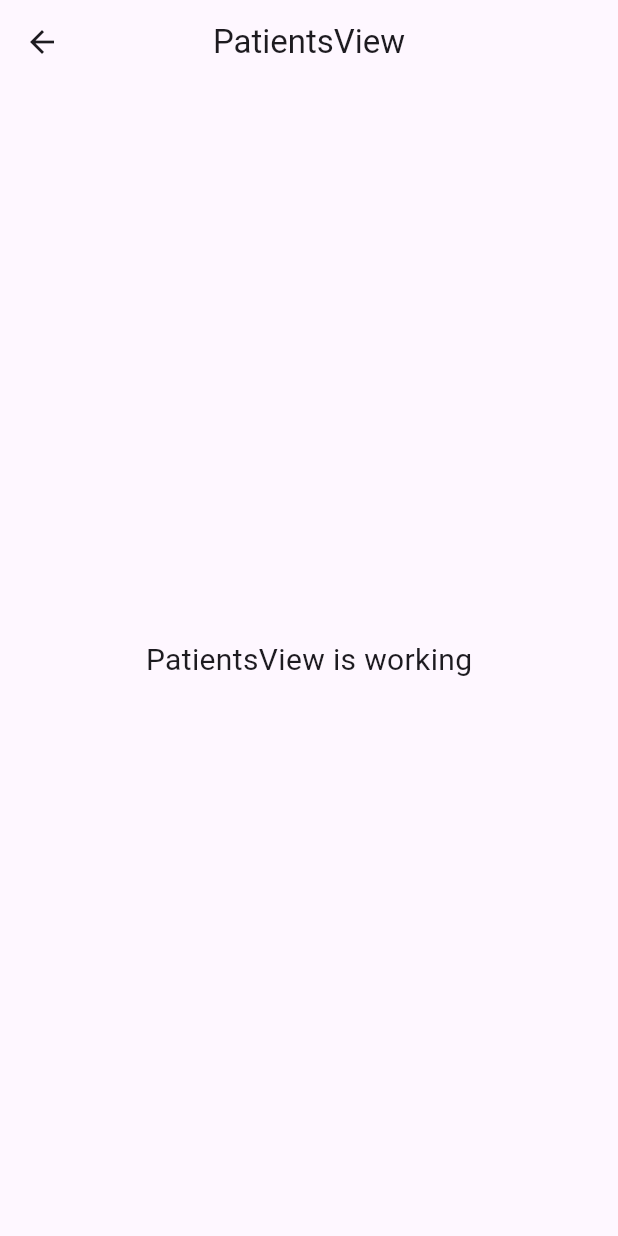
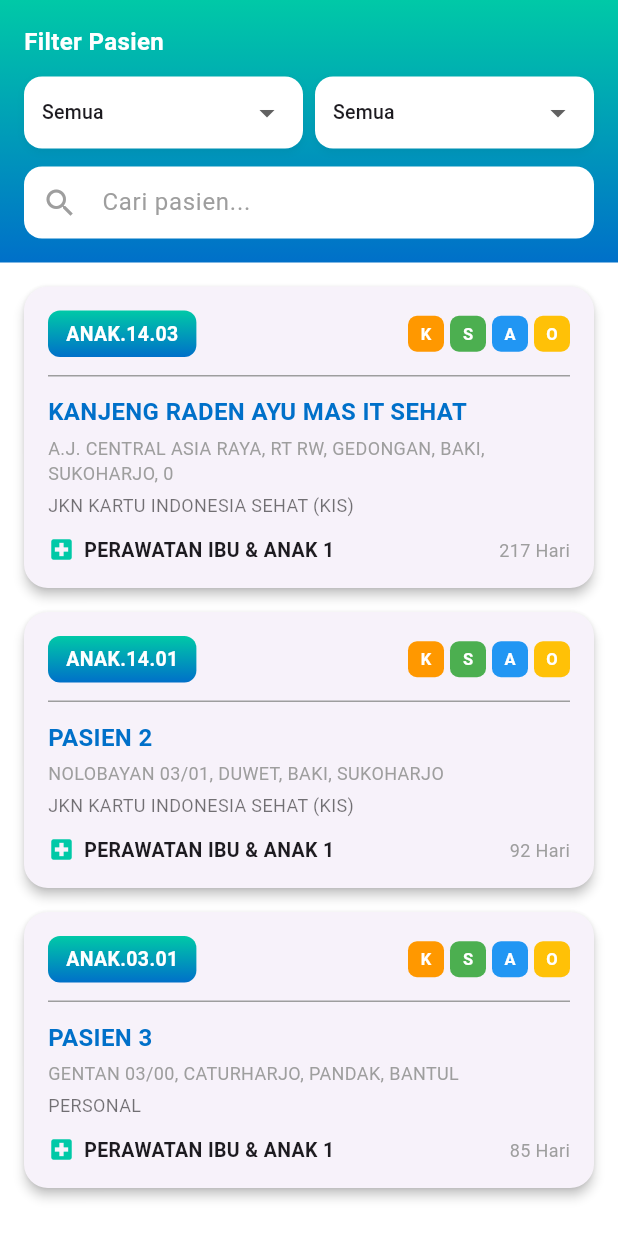
Before and after one commit to er4files/oen_medai, a Flutter app: the PatientsView screen opened by its route, on a phone screen of 412 x 824 dp. Run offline on Flutter 3.47's test engine with Material 3 defaults, Android fonts, the phone set to English and light mode, and no system bars; our stand-ins replace get.

Commit message:
first commit

```diff
--- a/lib/app/modules/patients/controllers/patients_controller.dart
+++ b/lib/app/modules/patients/controllers/patients_controller.dart
@@ -1,23 +1,156 @@
 import 'package:get/get.dart';
 
+// Model untuk Patient
+class Patient {
+  final String id;
+  final String bedNumber;
+  final String name;
+  final String birthDate;
+  final String admissionDate;
+  final String identityNumber;
+  final String insuranceType;
+  final String address;
+  final String registrationNumber;
+  final DateTime visitDate;
+  final int daysStayed;
+  final String doctor;
+  final String room;
+  final String roomStatus;
+  final String roomClass;
+  final List<String> tags; // untuk icon-icon seperti K, S, dll
+
+  Patient({
+    required this.id,
+    required this.bedNumber,
+    required this.name,
+    required this.birthDate,
+    required this.admissionDate,
+    required this.identityNumber,
+    required this.insuranceType,
+    required this.address,
+    required this.registrationNumber,
+    required this.visitDate,
+    required this.daysStayed,
+    required this.doctor,
+    required this.room,
+    required this.roomStatus,
+    required this.roomClass,
+    required this.tags,
+  });
+
+  factory Patient.fromJson(Map<String, dynamic> json) {
+    return Patient(
+      id: json['id'] ?? '',
+      bedNumber: json['bedNumber'] ?? '',
+      name: json['name'] ?? '',
+      birthDate: json['birthDate'] ?? '',
+      admissionDate: json['admissionDate'] ?? '',
+      identityNumber: json['identityNumber'] ?? '',
+      insuranceType: json['insuranceType'] ?? '',
+      address: json['address'] ?? '',
+      registrationNumber: json['registrationNumber'] ?? '',
+      visitDate: DateTime.tryParse(json['visitDate'] ?? '') ?? DateTime.now(),
+      daysStayed: json['daysStayed'] ?? 0,
+      doctor: json['doctor'] ?? '',
+      room: json['room'] ?? '',
+      roomStatus: json['roomStatus'] ?? '',
+      roomClass: json['roomClass'] ?? '',
+      tags: List<String>.from(json['tags'] ?? []),
+    );
+  }
+}
+
 class PatientsController extends GetxController {
-  //TODO: Implement PatientsController
+  final patients = <Patient>[].obs;
+  final isLoading = false.obs;
 
-  final count = 0.obs;
+  // Filter variables
+  final selectedRoom = 'Semua'.obs;
+  final selectedStatus = 'Semua'.obs;
+  final selectedDoctor = 'Semua'.obs;
+  final searchQuery = ''.obs;
+
   @override
   void onInit() {
     super.onInit();
+    loadDummyData();
   }
 
-  @override
-  void onReady() {
-    super.onReady();
+  void loadDummyData() {
+    patients.value = [
+      Patient(
+        id: '1',
+        bedNumber: 'ANAK.14.03',
+        name: 'KANJENG RADEN AYU MAS IT SEHAT',
+        birthDate: '01-00-00-01',
+        admissionDate: '24-JUN-1981, LAKI-LAKI, PENGGUNA BPJS KEPERCAYAAN',
+        identityNumber: '',
+        insuranceType: 'JKN KARTU INDONESIA SEHAT (KIS)',
+        address: 'A.J. CENTRAL ASIA RAYA, RT RW, GEDONGAN, BAKI, SUKOHARJO, 0',
+        registrationNumber: 'IPR/20250321/00001',
+        visitDate: DateTime(2025, 3, 21, 11, 17),
+        daysStayed: 217,
+        doctor: 'DR. SPESIALIS ANAK 1',
+        room: 'PERAWATAN IBU & ANAK 1',
+        roomStatus: 'SUITE',
+        roomClass: 'SUITE',
+        tags: ['K', 'S', 'A', 'O'],
+      ),
+      Patient(
+        id: '2',
+        bedNumber: 'ANAK.14.01',
+        name: 'PASIEN 2',
+        birthDate: '01-00-00-02',
+        admissionDate: '05-APR-2023, LAKI-LAKI, ISLAM',
+        identityNumber: '085269697009',
+        insuranceType: 'JKN KARTU INDONESIA SEHAT (KIS)',
+        address: 'NOLOBAYAN 03/01, DUWET, BAKI, SUKOHARJO',
+        registrationNumber: 'IPR/20250321/00003',
+        visitDate: DateTime(2025, 7, 24, 10, 00),
+        daysStayed: 92,
+        doctor: 'DR. SPESIALIS PENYAKIT DALAM 1',
+        room: 'PERAWATAN IBU & ANAK 1',
+        roomStatus: 'VIP',
+        roomClass: 'VIP',
+        tags: ['K', 'S', 'A', 'O'],
+      ),
+      Patient(
+        id: '3',
+        bedNumber: 'ANAK.03.01',
+        name: 'PASIEN 3',
+        birthDate: '01-00-00-03',
+        admissionDate: '16-JUN-2012, PEREMPUAN, ISLAM',
+        identityNumber: '081328771807',
+        insuranceType: 'PERSONAL',
+        address: 'GENTAN 03/00, CATURHARJO, PANDAK, BANTUL',
+        registrationNumber: 'IPR/20250321/00004',
+        visitDate: DateTime(2025, 7, 31, 13, 00),
+        daysStayed: 85,
+        doctor: 'DR. SPESIALIS PENYAKIT DALAM 2',
+        room: 'PERAWATAN IBU & ANAK 1',
+        roomStatus: 'I',
+        roomClass: 'I',
+        tags: ['K', 'S', 'A', 'O'],
+      ),
+    ];
   }
 
-  @override
-  void onClose() {
-    super.onClose();
+  void setRoomFilter(String room) => selectedRoom.value = room;
+  void setStatusFilter(String status) => selectedStatus.value = status;
+  void setDoctorFilter(String doctor) => selectedDoctor.value = doctor;
+  void searchPatients(String query) => searchQuery.value = query;
+
+  Future<void> fetchPatientsFromAPI() async {
+    try {
+      isLoading.value = true;
+      await Future.delayed(const Duration(seconds: 1));
+      loadDummyData();
+    } catch (e) {
+      Get.snackbar('Error', 'Failed to load patients: $e');
+    } finally {
+      isLoading.value = false;
+    }
   }
 
-  void increment() => count.value++;
+  Future<void> refreshPatients() async => fetchPatientsFromAPI();
 }
--- a/lib/app/modules/patients/views/patients_view.dart
+++ b/lib/app/modules/patients/views/patients_view.dart
@@ -1,22 +1,152 @@
 import 'package:flutter/material.dart';
+import 'package:get/get.dart';
+import '../controllers/patients_controller.dart';
+import '../../../widgets/patient_card.dart';
 
-import 'package:get/get.dart';
+class PatientsView extends StatelessWidget {
+  const PatientsView({super.key});
 
-import '../controllers/patients_controller.dart';
-
-class PatientsView extends GetView<PatientsController> {
-  const PatientsView({super.key});
   @override
   Widget build(BuildContext context) {
+    final controller = Get.put(PatientsController());
+
     return Scaffold(
-      appBar: AppBar(
-        title: const Text('PatientsView'),
-        centerTitle: true,
+      backgroundColor: Colors.white,
+      body: SafeArea(
+        child: Column(
+          children: [
+            // 🔹 Filter Section
+            Container(
+              decoration: const BoxDecoration(
+                gradient: LinearGradient(
+                  colors: [Color(0xFF00C9A7), Color(0xFF0070C9)],
+                  begin: Alignment.topCenter,
+                  end: Alignment.bottomCenter,
+                ),
+              ),
+              padding: const EdgeInsets.all(16),
+              child: Column(
+                crossAxisAlignment: CrossAxisAlignment.start,
+                children: [
+                  const Text(
+                    'Filter Pasien',
+                    style: TextStyle(
+                      color: Colors.white,
+                      fontSize: 16,
+                      fontWeight: FontWeight.bold,
+                    ),
+                  ),
+                  const SizedBox(height: 12),
+                  Row(
+                    children: [
+                      Expanded(
+                        child: _buildFilterDropdown(
+                          label: 'Ruang Perawatan',
+                          value: controller.selectedRoom,
+                          items: ['Semua', 'PERAWATAN IBU & ANAK 1'],
+                        ),
+                      ),
+                      const SizedBox(width: 8),
+                      Expanded(
+                        child: _buildFilterDropdown(
+                          label: 'Status Perawatan',
+                          value: controller.selectedStatus,
+                          items: ['Semua', 'Masih dirawat', 'Pulang'],
+                        ),
+                      ),
+                    ],
+                  ),
+                  const SizedBox(height: 12),
+                  TextField(
+                    onChanged: controller.searchPatients,
+                    style: const TextStyle(color: Colors.black),
+                    decoration: InputDecoration(
+                      hintText: 'Cari pasien...',
+                      hintStyle: const TextStyle(color: Colors.grey),
+                      filled: true,
+                      fillColor: Colors.white,
+                      prefixIcon: const Icon(Icons.search, color: Colors.grey),
+                      contentPadding: const EdgeInsets.symmetric(
+                        horizontal: 16,
+                        vertical: 12,
+                      ),
+                      border: OutlineInputBorder(
+                        borderRadius: BorderRadius.circular(12),
+                        borderSide: BorderSide.none,
+                      ),
+                    ),
+                  ),
+                ],
+              ),
+            ),
+
+            // 🔹 List Pasien
+            Expanded(
+              child: Obx(() {
+                if (controller.isLoading.value) {
+                  return const Center(child: CircularProgressIndicator());
+                }
+
+                if (controller.patients.isEmpty) {
+                  return const Center(
+                    child: Text(
+                      'Tidak ada data pasien',
+                      style: TextStyle(color: Colors.grey),
+                    ),
+                  );
+                }
+
+                return RefreshIndicator(
+                  onRefresh: controller.refreshPatients,
+                  child: ListView.builder(
+                    padding: const EdgeInsets.all(16),
+                    itemCount: controller.patients.length,
+                    itemBuilder: (context, index) {
+                      final patient = controller.patients[index];
+                      return PatientCard(patient: patient);
+                    },
+                  ),
+                );
+              }),
+            ),
+          ],
+        ),
       ),
-      body: const Center(
-        child: Text(
-          'PatientsView is working',
-          style: TextStyle(fontSize: 20),
+    );
+  }
+
+  Widget _buildFilterDropdown({
+    required String label,
+    required RxString value,
+    required List<String> items,
+  }) {
+    return Obx(
+      () => Container(
+        decoration: BoxDecoration(
+          color: Colors.white,
+          borderRadius: BorderRadius.circular(12),
+          boxShadow: [
+            BoxShadow(
+              color: Colors.black.withOpacity(0.05),
+              blurRadius: 4,
+              offset: const Offset(0, 2),
+            ),
+          ],
+        ),
+        padding: const EdgeInsets.symmetric(horizontal: 12),
+        child: DropdownButton<String>(
+          value: value.value,
+          isExpanded: true,
+          underline: const SizedBox(),
+          items: items.map((String item) {
+            return DropdownMenuItem<String>(
+              value: item,
+              child: Text(item, style: const TextStyle(fontSize: 13)),
+            );
+          }).toList(),
+          onChanged: (String? newValue) {
+            if (newValue != null) value.value = newValue;
+          },
         ),
       ),
     );
--- /dev/null
+++ b/lib/app/widgets/patient_card.dart
@@ -0,0 +1,153 @@
+import 'package:flutter/material.dart';
+import 'package:get/get.dart';
+import '../modules/patients/controllers/patients_controller.dart';
+
+class PatientCard extends StatelessWidget {
+  final Patient patient;
+  const PatientCard({super.key, required this.patient});
+
+  @override
+  Widget build(BuildContext context) {
+    Color tagColor = Colors.blue;
+    if (patient.tags.contains("K")) tagColor = Colors.orange;
+    if (patient.tags.contains("S")) tagColor = Colors.green;
+
+    return Card(
+      elevation: 3,
+      margin: const EdgeInsets.only(bottom: 16),
+      shape: RoundedRectangleBorder(borderRadius: BorderRadius.circular(16)),
+      child: InkWell(
+        borderRadius: BorderRadius.circular(16),
+        onTap: () => Get.snackbar('Info', 'Detail pasien ${patient.name}'),
+        child: Padding(
+          padding: const EdgeInsets.all(16),
+          child: Column(
+            crossAxisAlignment: CrossAxisAlignment.start,
+            children: [
+              // 🔹 Header
+              Row(
+                mainAxisAlignment: MainAxisAlignment.spaceBetween,
+                children: [
+                  Container(
+                    padding: const EdgeInsets.symmetric(
+                      horizontal: 12,
+                      vertical: 6,
+                    ),
+                    decoration: BoxDecoration(
+                      gradient: const LinearGradient(
+                        colors: [Color(0xFF00C9A7), Color(0xFF0070C9)],
+                        begin: Alignment.topCenter,
+                        end: Alignment.bottomCenter,
+                      ),
+                      borderRadius: BorderRadius.circular(8),
+                    ),
+                    child: Text(
+                      patient.bedNumber,
+                      style: const TextStyle(
+                        color: Colors.white,
+                        fontWeight: FontWeight.bold,
+                        fontSize: 13,
+                      ),
+                    ),
+                  ),
+                  Wrap(
+                    spacing: 4,
+                    children: patient.tags
+                        .map((tag) => _buildTag(tag))
+                        .toList(),
+                  ),
+                ],
+              ),
+              const SizedBox(height: 12),
+              const Divider(height: 1, color: Colors.grey),
+
+              const SizedBox(height: 12),
+              // 🔹 Nama & Info Pasien
+              Text(
+                patient.name,
+                style: const TextStyle(
+                  fontSize: 16,
+                  fontWeight: FontWeight.bold,
+                  color: Color(0xFF0070C9),
+                ),
+              ),
+              const SizedBox(height: 4),
+              Text(
+                patient.address,
+                style: const TextStyle(color: Colors.grey, fontSize: 12),
+              ),
+              const SizedBox(height: 4),
+              Text(
+                patient.insuranceType,
+                style: const TextStyle(color: Colors.black54, fontSize: 12),
+              ),
+
+              const SizedBox(height: 12),
+              Row(
+                children: [
+                  const Icon(
+                    Icons.local_hospital,
+                    color: Color(0xFF00C9A7),
+                    size: 18,
+                  ),
+                  const SizedBox(width: 6),
+                  Text(
+                    patient.room,
+                    style: const TextStyle(
+                      fontSize: 13,
+                      fontWeight: FontWeight.w600,
+                    ),
+                  ),
+                  const Spacer(),
+                  Text(
+                    '${patient.daysStayed} Hari',
+                    style: const TextStyle(fontSize: 12, color: Colors.grey),
+                  ),
+                ],
+              ),
+            ],
+          ),
+        ),
+      ),
+    );
+  }
+
+  Widget _buildTag(String tag) {
+    Color color;
+    switch (tag) {
+      case 'K':
+        color = Colors.orange;
+        break;
+      case 'S':
+        color = Colors.green;
+        break;
+      case 'A':
+        color = Colors.blue;
+        break;
+      case 'O':
+        color = Colors.amber;
+        break;
+      default:
+        color = Colors.grey;
+    }
+
+    return Container(
+      width: 24,
+      height: 24,
+      decoration: BoxDecoration(
+        color: color,
+        borderRadius: BorderRadius.circular(6),
+      ),
+      child: Center(
+        child: Text(
+          tag,
+          style: const TextStyle(
+            color: Colors.white,
+            fontWeight: FontWeight.bold,
+            fontSize: 11,
+          ),
+        ),
+      ),
+    );
+  }
+}
```
